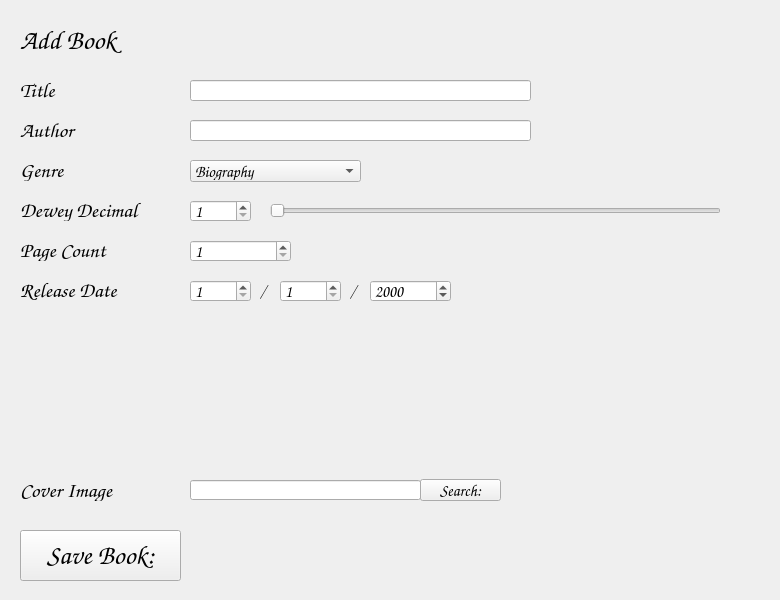
First picture: the form in addbook.ui, repository Frederick-Rive/CS106_LibrarySystem_GroupProject, before the edit.
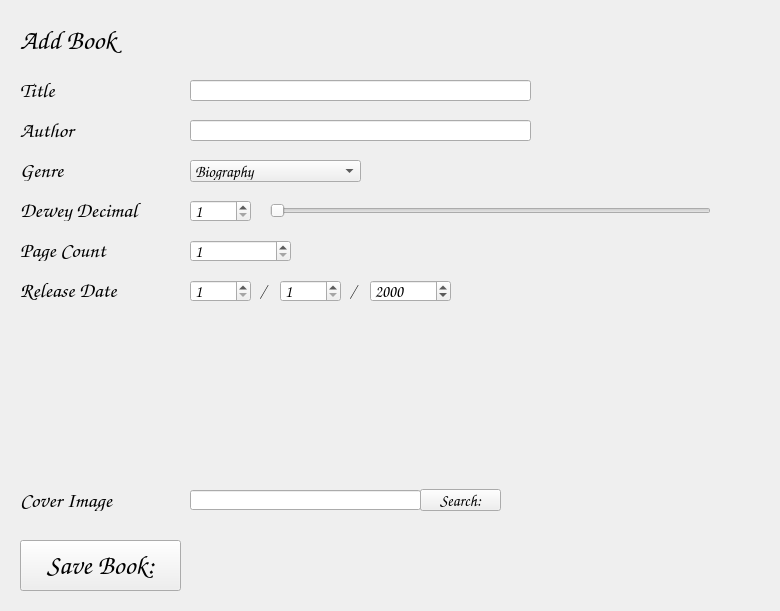
Second picture: the form after the edit.

The edit to the form file:
```diff
--- a/addbook.ui
+++ b/addbook.ui
@@ -7,7 +7,7 @@
     <x>0</x>
     <y>0</y>
     <width>780</width>
-    <height>600</height>
+    <height>611</height>
    </rect>
   </property>
   <property name="sizePolicy">
@@ -245,7 +245,7 @@
     <rect>
      <x>270</x>
      <y>200</y>
-     <width>451</width>
+     <width>441</width>
      <height>21</height>
     </rect>
    </property>
@@ -326,7 +326,7 @@
    <property name="geometry">
     <rect>
      <x>20</x>
-     <y>480</y>
+     <y>490</y>
      <width>131</width>
      <height>21</height>
     </rect>
@@ -345,7 +345,7 @@
    <property name="geometry">
     <rect>
      <x>420</x>
-     <y>479</y>
+     <y>489</y>
      <width>81</width>
      <height>22</height>
     </rect>
@@ -364,7 +364,7 @@
    <property name="geometry">
     <rect>
      <x>190</x>
-     <y>480</y>
+     <y>490</y>
      <width>231</width>
      <height>20</height>
     </rect>
@@ -380,7 +380,7 @@
    <property name="geometry">
     <rect>
      <x>20</x>
-     <y>530</y>
+     <y>540</y>
      <width>161</width>
      <height>51</height>
     </rect>
@@ -424,7 +424,7 @@
    <property name="geometry">
     <rect>
      <x>190</x>
-     <y>310</y>
+     <y>320</y>
      <width>120</width>
      <height>160</height>
     </rect>
```
